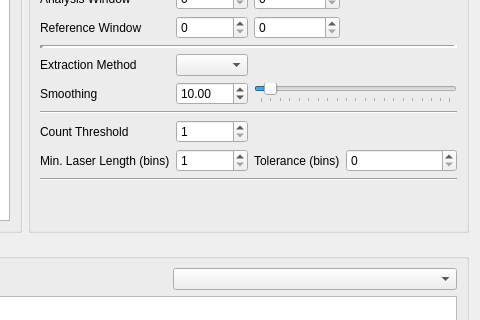
Old version of the form gui/pulsed/ui_pulse_extraction.ui in the repository Ulm-IQO/qudi; both pictures show x 431 to 911 and y 107 to 427 of the 911 by 686 pixel window.
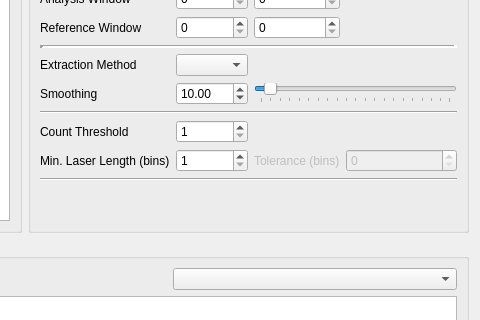
New version of the form. Custom widgets are drawn as their Qt base class.

Commit message: Disabled the unused "Tolerance (bins)" input widget in the pulse extraction tab. Did not completely remove it because this will be properly implemented later on maybe.

```diff
--- a/gui/pulsed/ui_pulse_extraction.ui
+++ b/gui/pulsed/ui_pulse_extraction.ui
@@ -154,6 +154,9 @@
         </item>
         <item row="9" column="2">
          <widget class="QLabel" name="label_3">
+          <property name="enabled">
+           <bool>false</bool>
+          </property>
           <property name="text">
            <string>Tolerance (bins)</string>
           </property>
@@ -168,6 +171,9 @@
         </item>
         <item row="9" column="3">
          <widget class="QSpinBox" name="extract_param_tolerance_SpinBox">
+          <property name="enabled">
+           <bool>false</bool>
+          </property>
           <property name="maximum">
            <number>999999999</number>
           </property>
```
